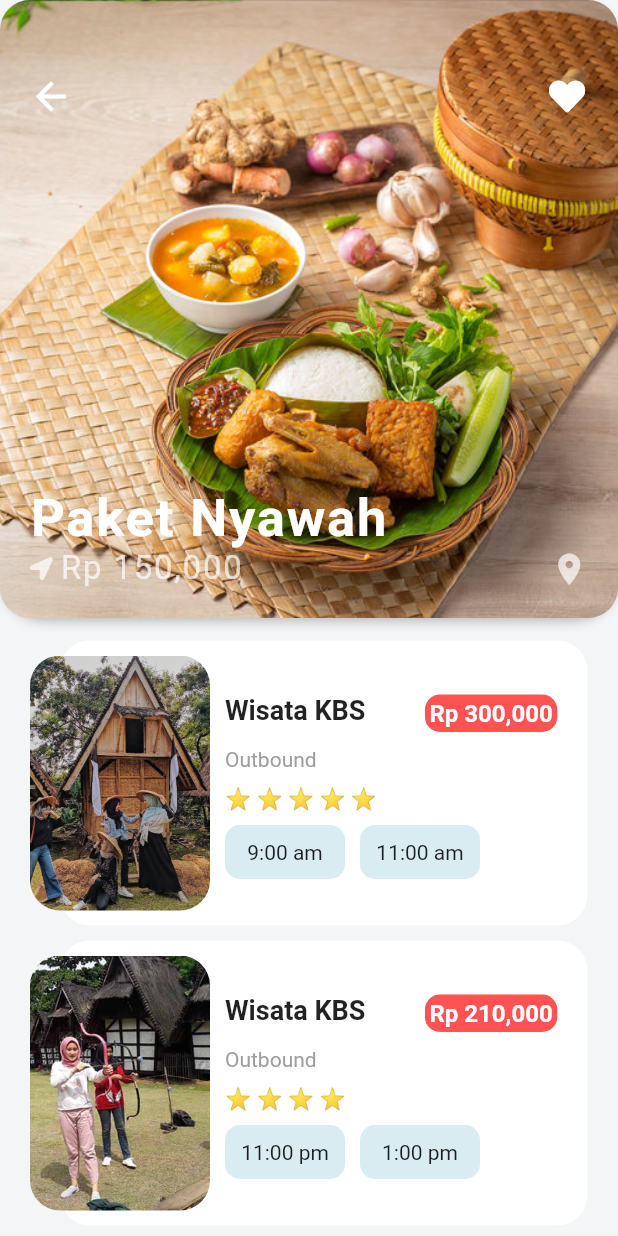
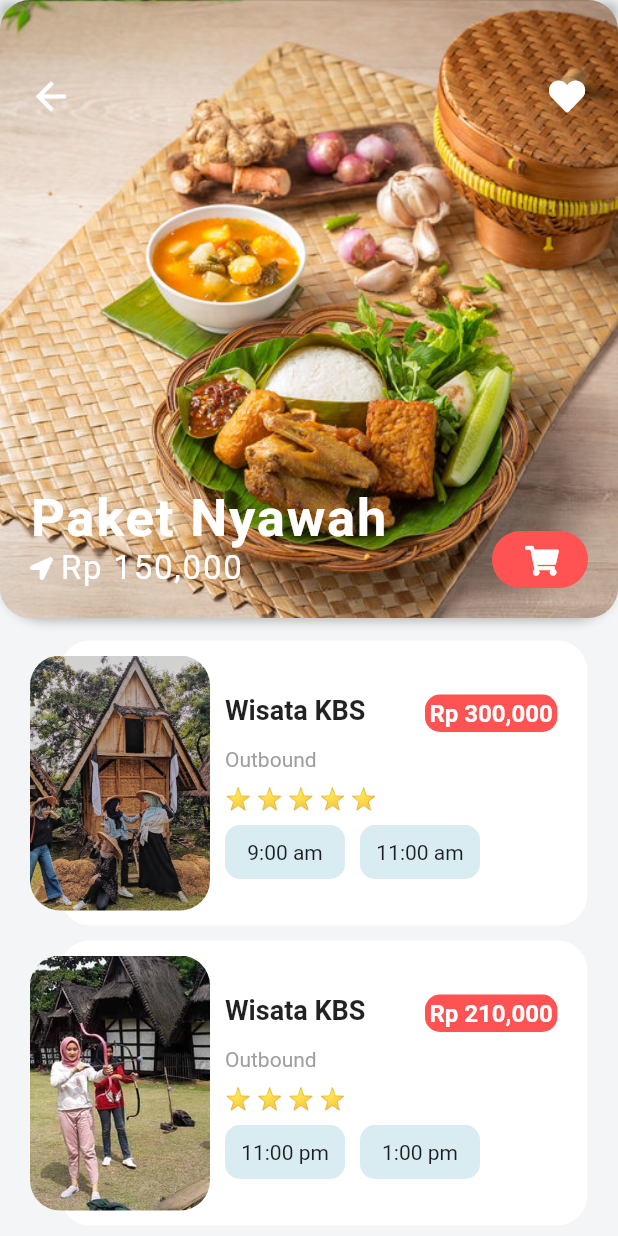
Before and after one commit to DeviJv/rm_b3, a Flutter app: the screen it shows after launch, after a tap on "Paket Nyawah Termirah Seduniah.", on a phone screen of 412 x 824 dp. Run offline on Flutter 3.47's test engine with Material 2 defaults, Android fonts, the phone set to English and light mode, and no system bars; our stand-ins replace font_awesome_flutter.

Commit message:
Banyak Fix Dan Add Shopping cart
Banyak Fix Dan Add Shopping cart

```diff
--- a/lib/main.dart
+++ b/lib/main.dart
@@ -1,16 +1,22 @@
 import 'package:flutter/material.dart';
 import 'package:font_awesome_flutter/font_awesome_flutter.dart';
+import 'package:rm_b3/screens/cart_page.dart';
+// import 'package:rm_b3/models/destination_model.dart';
 import 'package:rm_b3/screens/home_screen.dart';
 import 'package:rm_b3/screens/profile_screen.dart';
 import 'package:rm_b3/screens/search_screen.dart';
+import 'events/cart_bloc.dart';
+import 'package:provider/provider.dart';
 
 void main() => runApp(MyApp());
 
 class MyApp extends StatelessWidget {
   // This widget is the root of your application.
+
   @override
   Widget build(BuildContext context) {
-    return MaterialApp(
+    return ChangeNotifierProvider<CartBloc>(
+      child: MaterialApp(
         title: 'Rumah Makan B3',
         debugShowCheckedModeBanner: false,
         theme: ThemeData(
@@ -19,11 +25,19 @@ class MyApp extends StatelessWidget {
           scaffoldBackgroundColor: Color(0xFFF3F5F7),
         ),
         home: BottomNavigation(),
+      ),
+      create: (BuildContext context) {
+        return CartBloc();
+      },
     );
   }
 }
 
 class BottomNavigation extends StatefulWidget {
+  final int destinationId;
+
+  const BottomNavigation({Key key, this.destinationId}) : super(key: key);
+
   @override
   _BottomNavigationState createState() => _BottomNavigationState();
 }
@@ -31,12 +45,15 @@ class BottomNavigation extends StatefulWidget {
 class _BottomNavigationState extends State<BottomNavigation> {
   int _currentPage = 0;
 
+  // const _destinationId = widget.id;
   final List<Widget> _children = [
     //inport halaman content
     HomePage(),
     SearchScreen(),
     ProfileScreen(),
   ];
+
+  @override
 
   // void getData() {
   //   databaseReference
@@ -49,7 +66,17 @@ class _BottomNavigationState extends State<BottomNavigation> {
 
   @override
   Widget build(BuildContext context) {
+    var bloc = Provider.of<CartBloc>(context);
+    int totalCount = 0;
+    if (bloc.cart.length > 0) {
+      totalCount = bloc.cart.values.reduce((a, b) => a + b);
+    }
+    // print(widget.destinationId);
     return Scaffold(
+      extendBody: true, //fixed height jika Punya list view builder
+      resizeToAvoidBottomInset: true,
+      resizeToAvoidBottomPadding: true,
+
       body: _children[_currentPage],
       bottomNavigationBar: BottomNavigationBar(
         onTap: (int index) {
@@ -76,15 +103,21 @@ class _BottomNavigationState extends State<BottomNavigation> {
         ],
       ),
       floatingActionButton: FloatingActionButton(
-        onPressed: null,
+        onPressed: () => Navigator.push(
+          context,
+          MaterialPageRoute(
+            builder: (_) => CartPage(
+              // destination: destination,
+            ),
+          ),
+        ),
+        heroTag: widget.destinationId,
         backgroundColor: Theme.of(context).primaryColor,
         child: Column(
           mainAxisAlignment: MainAxisAlignment.center,
           crossAxisAlignment: CrossAxisAlignment.start,
           children: <Widget>[
             Row(
-              // mainAxisAlignment: MainAxisAlignment.center,
-              // crossAxisAlignment: CrossAxisAlignment.end,
               children: <Widget>[
                 Stack(
                   children: <Widget>[
@@ -94,7 +127,7 @@ class _BottomNavigationState extends State<BottomNavigation> {
                         horizontal: 15.0,
                       ),
                       child: Icon(
-                        FontAwesomeIcons.shoppingBasket,
+                        FontAwesomeIcons.shoppingCart,
                         size: 22.0,
                         color: Colors.white,
                       ),
@@ -107,7 +140,7 @@ class _BottomNavigationState extends State<BottomNavigation> {
                           color: Colors.redAccent,
                         ),
                         child: Text(
-                          '0',
+                          '$totalCount',
                           style: TextStyle(
                             fontSize: 15.0,
                             color: Colors.white,
--- a/lib/models/destination_model.dart
+++ b/lib/models/destination_model.dart
@@ -1,6 +1,7 @@
 import 'package:rm_b3/models/activity_model.dart';
 
 class Destination {
+  int id;
   String imageUrl;
   String city;
   String country;
@@ -8,6 +9,7 @@ class Destination {
   List<Activity> activities;
 
   Destination({
+    this.id,
     this.imageUrl,
     this.city,
     this.country,
@@ -45,6 +47,7 @@ List<Activity> activities = [
 
 List<Destination> destinations = [
   Destination(
+    id: 0,
     imageUrl: 'assets/images/paket_nyawah.png',
     city: 'Paket Nyawah',
     country: 'Rp 150,000',
@@ -52,6 +55,7 @@ List<Destination> destinations = [
     activities: activities,
   ),
   Destination(
+    id: 1,
     imageUrl: 'assets/images/Ayam_Geprek.png',
     city: 'Ayam Geprek',
     country: 'Rp 80,000',
@@ -59,6 +63,7 @@ List<Destination> destinations = [
     activities: activities,
   ),
   Destination(
+    id: 2,
     imageUrl: 'assets/images/Sate_Ayam.png',
     city: 'Sate Ayam',
     country: 'Rp 60,000',
@@ -66,6 +71,7 @@ List<Destination> destinations = [
     activities: activities,
   ),
   Destination(
+    id: 3,
     imageUrl: 'assets/images/es_teler.png',
     city: 'Es Teler',
     country: 'Rp 20,000',
@@ -73,6 +79,7 @@ List<Destination> destinations = [
     activities: activities,
   ),
   Destination(
+    id: 4,
     imageUrl: 'assets/images/teh_manis.png',
     city: 'Es Teh Manis',
     country: 'Rp 10,000',
--- a/lib/screens/menu_screen.dart
+++ b/lib/screens/menu_screen.dart
@@ -1,5 +1,8 @@
 import 'package:flutter/material.dart';
 import 'package:font_awesome_flutter/font_awesome_flutter.dart';
+import 'package:provider/provider.dart';
+import 'package:rm_b3/events/cart_bloc.dart';
+// import 'package:rm_b3/main.dart';
 import 'package:rm_b3/models/activity_model.dart';
 import 'package:rm_b3/models/destination_model.dart';
 
@@ -13,7 +16,7 @@ class MenuScreen extends StatefulWidget {
 
 class _MenuScreenState extends State<MenuScreen> {
   List<bool> _wishlist = [false];
-
+  // int id =0;
   Text _buildRatingStars(int rating) {
     String stars = '';
     for (int i = 0; i < rating; i++) {
@@ -31,6 +34,10 @@ class _MenuScreenState extends State<MenuScreen> {
 
   @override
   Widget build(BuildContext context) {
+    var bloc = Provider.of<CartBloc>(context);
+    if (bloc.cart.length > 0) {
+    }
+
     return Scaffold(
       body: Column(
         children: <Widget>[
@@ -39,7 +46,9 @@ class _MenuScreenState extends State<MenuScreen> {
               Container(
                   height: MediaQuery.of(context).size.width,
                   decoration: BoxDecoration(
-                      borderRadius: BorderRadius.circular(30.0),
+                      borderRadius: BorderRadius.only(
+                          bottomLeft: Radius.circular(30.0),
+                          bottomRight: Radius.circular(30.0)),
                       boxShadow: [
                         BoxShadow(
                           color: Colors.black26,
@@ -112,13 +121,13 @@ class _MenuScreenState extends State<MenuScreen> {
                         Icon(
                           FontAwesomeIcons.locationArrow,
                           size: 15.0,
-                          color: Colors.white70,
+                          color: Colors.white,
                         ),
                         SizedBox(width: 5.0),
                         Text(
                           widget.destination.country,
                           style: TextStyle(
-                            color: Colors.white70,
+                            color: Colors.white,
                             letterSpacing: 1.2,
                             fontSize: 22.0,
                           ),
@@ -131,10 +140,39 @@ class _MenuScreenState extends State<MenuScreen> {
               Positioned(
                 right: 20.0,
                 bottom: 20.0,
-                child: Icon(
-                  Icons.location_on,
-                  color: Colors.white70,
-                  size: 25.0,
+                child: Container(
+                  padding: EdgeInsets.symmetric(horizontal:13.0),
+                  decoration: BoxDecoration(
+                    borderRadius: BorderRadius.circular(20.0),
+                    color: Colors.redAccent,
+                  ),
+                  child: Column(
+                    mainAxisAlignment: MainAxisAlignment.center,
+                    crossAxisAlignment: CrossAxisAlignment.center,
+
+                    children: <Widget>[
+                      Padding(
+                        padding: EdgeInsets.all(9.0),
+                        child: Row(
+                          mainAxisAlignment: MainAxisAlignment.center,
+                          crossAxisAlignment: CrossAxisAlignment.center,
+                          children: <Widget>[
+                            GestureDetector(
+                              onTap: () {
+                                Navigator.pop(context);
+                                bloc.addToCart(widget.destination.id);
+                              },
+                              child: Icon(
+                                FontAwesomeIcons.shoppingCart,
+                                size: 20.0,
+                                color: Colors.white,
+                              ),
+                            )
+                          ],
+                        ),
+                      ),
+                    ],
+                  ),
                 ),
               ),
             ],
@@ -274,4 +312,5 @@ class _MenuScreenState extends State<MenuScreen> {
       ),
     );
   }
+
 }
--- a/lib/widget/destination_carousel.dart
+++ b/lib/widget/destination_carousel.dart
@@ -1,4 +1,3 @@
-
 import 'package:flutter/material.dart';
 import 'package:font_awesome_flutter/font_awesome_flutter.dart';
 import 'package:rm_b3/models/destination_model.dart';
@@ -16,6 +15,8 @@ class DestinationCarousel extends StatelessWidget {
       children: <Widget>[
         Padding(
           padding: EdgeInsets.symmetric(horizontal: 18.0),
+          child: Visibility(
+            visible: scrollaxis == 1 ? false : true,
             child: Row(
               mainAxisAlignment: MainAxisAlignment.spaceBetween,
               children: <Widget>[
@@ -47,10 +48,45 @@ class DestinationCarousel extends StatelessWidget {
               ],
             ),
           ),
+        ),
+        Column(
+          mainAxisSize: MainAxisSize.max,
+          children: <Widget>[
             Container(
-          height: scrollaxis == 1 ? 550.0 : 280.0,
+              child: Visibility(
+                visible: scrollaxis == 1 ? true : false,
+                child: Padding(
+                  padding: EdgeInsets.symmetric(horizontal: 20.0),
+                  child: TextField(
+
+                    enableSuggestions: true,
+                    style: TextStyle(
+                      color: Colors.grey[700],
+                    ),
+                    decoration: InputDecoration(
+                      fillColor: Colors.white,
+                      hasFloatingPlaceholder: true,
+                      icon: Icon(
+                        Icons.search,
+                        size: 25.0,
+                      ),
+
+                      hintText: 'Cari Yang Kamu Disini!',
+                    ),
+                  ),
+                ),
+              ),
+            ),
+            SizedBox(
+              height: 10.0,
+            ),
+            Container(
+              // color: Colors.red,
+              height: scrollaxis == 1 ? 550 : 280.0,
               child: ListView.builder(
-              scrollDirection: scrollaxis == 1 ?  Axis.vertical : Axis.horizontal,
+                shrinkWrap: true,
+                  scrollDirection:
+                      scrollaxis == 1 ? Axis.vertical : Axis.horizontal,
                   itemCount: destinations.length,
                   itemBuilder: (BuildContext context, int index) {
                     Destination destination = destinations[index];
@@ -64,17 +100,20 @@ class DestinationCarousel extends StatelessWidget {
                         ),
                       ),
                       child: Container(
-                    margin: scrollaxis == 1 ? EdgeInsets.all(10.0) : EdgeInsets.all(10.0),
+                        margin: scrollaxis == 1
+                            ? EdgeInsets.all(10.0)
+                            : EdgeInsets.all(10.0),
                         width: 210.0,
                         height: 250.0,
                         // color: Colors.red,
                         child: Stack(
-                      alignment: scrollaxis == 1 ? Alignment.topCenter : Alignment.topCenter,
-
+                          alignment: scrollaxis == 1
+                              ? Alignment.topCenter
+                              : Alignment.topCenter,
                           children: <Widget>[
                             Positioned(
                               bottom: scrollaxis == 1 ? 0.0 : 15.0,
-                          top : scrollaxis == 1 ? 100 : 125.0,
+                              top: scrollaxis == 1 ? 100 : 125.0,
                               child: Container(
                                 height: 120.0,
                                 width: scrollaxis == 1 ? 380.0 : 200.0,
@@ -85,7 +124,8 @@ class DestinationCarousel extends StatelessWidget {
                                   padding: EdgeInsets.all(10.0),
                                   child: Column(
                                     mainAxisAlignment: MainAxisAlignment.end,
-                                crossAxisAlignment: CrossAxisAlignment.start,
+                                    crossAxisAlignment:
+                                        CrossAxisAlignment.start,
                                     children: <Widget>[
                                       // Text(
                                       //   '${destination.activities.length} activities',
@@ -130,8 +170,10 @@ class DestinationCarousel extends StatelessWidget {
                                     left: 10.0,
                                     bottom: 10.0,
                                     child: Column(
-                                  crossAxisAlignment: CrossAxisAlignment.start,
-                                  mainAxisAlignment: MainAxisAlignment.center,
+                                      crossAxisAlignment:
+                                          CrossAxisAlignment.start,
+                                      mainAxisAlignment:
+                                          MainAxisAlignment.center,
                                       children: <Widget>[
                                         Text(destination.city,
                                             style: TextStyle(
@@ -168,6 +210,8 @@ class DestinationCarousel extends StatelessWidget {
                   }),
             ),
           ],
+        ),
+      ],
     );
   }
 }
--- a/pubspec.yaml
+++ b/pubspec.yaml
@@ -25,6 +25,7 @@ dependencies:
   cupertino_icons: ^0.1.2
   font_awesome_flutter: ^8.5.0
   google_fonts: ^0.3.8
+  provider: ^3.0.0
 
 
 dev_dependencies:
```
Also changed, not shown: lib/events/cart_bloc.dart (added, +24 -0 lines), lib/screens/cart_page.dart (added, +86 -0 lines), pubspec.lock. Lines whose indentation alone changed are shown as unchanged.
